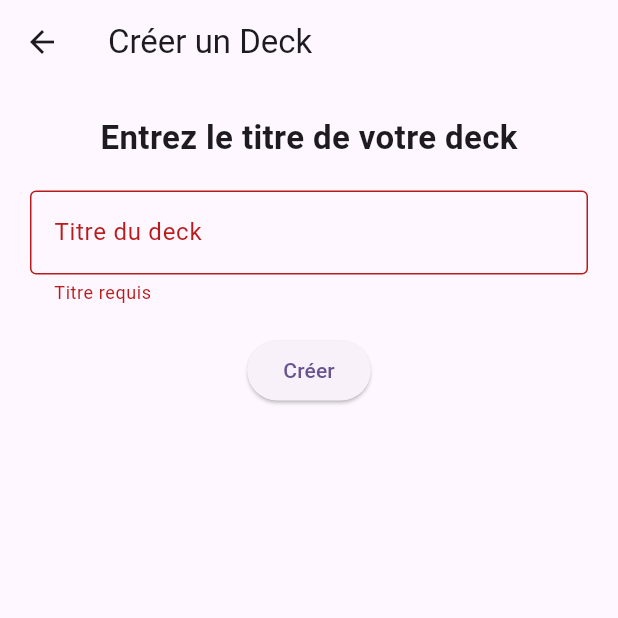
After one commit to hanks92/Kulturo, a Flutter app: the CreateDeckScreen screen opened directly, after a tap on "Créer", on a phone screen of 412 x 824 dp, the top half of it. The commit adds this screen. Run offline on Flutter 3.47's test engine with Material 3 defaults, Android fonts, the phone set to English and light mode, and no system bars; our stand-ins replace flutter_secure_storage, getwidget, shared_preferences; accounts and stored records are empty; project files that could hold a hidden picture were left out.

Commit message:
add create deck

```diff
--- /dev/null
+++ b/flintf/lib/screens/deck_create_screen.dart
@@ -0,0 +1,86 @@
+import 'package:flutter/material.dart';
+import 'package:http/http.dart' as http;
+import 'dart:convert';
+
+import '../services/auth_service.dart';
+import '../models/deck.dart';
+
+class CreateDeckScreen extends StatefulWidget {
+  const CreateDeckScreen({super.key});
+
+  @override
+  State<CreateDeckScreen> createState() => _CreateDeckScreenState();
+}
+
+class _CreateDeckScreenState extends State<CreateDeckScreen> {
+  final _formKey = GlobalKey<FormState>();
+  final TextEditingController _titleController = TextEditingController();
+  bool _isLoading = false;
+
+  Future<void> createDeck() async {
+    if (!_formKey.currentState!.validate()) return;
+
+    setState(() => _isLoading = true);
+
+    final authService = AuthService();
+    final token = await authService.getToken();
+
+    final response = await http.post(
+      Uri.parse('http://localhost:8000/api/decks'),
+      headers: {
+        'Authorization': 'Bearer $token',
+        'Content-Type': 'application/json',
+        'Accept': 'application/json',
+      },
+      body: jsonEncode({'title': _titleController.text}),
+    );
+
+    setState(() => _isLoading = false);
+
+    if (response.statusCode == 201) {
+      Navigator.pop(context, true); // Retour avec succès
+    } else {
+      ScaffoldMessenger.of(context).showSnackBar(
+        const SnackBar(content: Text("Erreur lors de la création du deck.")),
+      );
+    }
+  }
+
+  @override
+  Widget build(BuildContext context) {
+    return Scaffold(
+      appBar: AppBar(title: const Text('Créer un Deck')),
+      body: Padding(
+        padding: const EdgeInsets.all(20),
+        child: Form(
+          key: _formKey,
+          child: Column(
+            children: [
+              const Text(
+                "Entrez le titre de votre deck",
+                style: TextStyle(fontSize: 22, fontWeight: FontWeight.bold),
+              ),
+              const SizedBox(height: 20),
+              TextFormField(
+                controller: _titleController,
+                decoration: const InputDecoration(
+                  labelText: 'Titre du deck',
+                  border: OutlineInputBorder(),
+                ),
+                validator: (value) =>
+                    value == null || value.isEmpty ? 'Titre requis' : null,
+              ),
+              const SizedBox(height: 20),
+              ElevatedButton(
+                onPressed: _isLoading ? null : createDeck,
+                child: _isLoading
+                    ? const CircularProgressIndicator(color: Colors.white)
+                    : const Text('Créer'),
+              ),
+            ],
+          ),
+        ),
+      ),
+    );
+  }
+}
```
Also changed, not shown: flintf/lib/screens/deck_list_screen.dart (+14 -3 lines), 1 other file.
